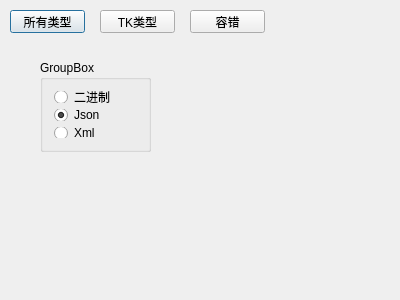
Qt form TestProject/TestSerializeQT/dialog.ui (chenyue0102/mytestchenyue) before a commit.
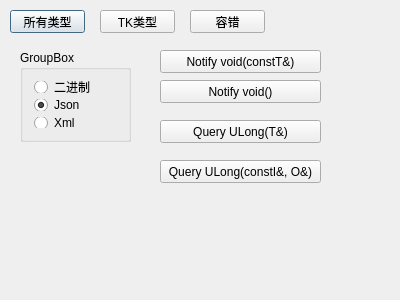
The same form after that commit.

Patch:
```diff
--- a/TestProject/TestSerializeQT/dialog.ui
+++ b/TestProject/TestSerializeQT/dialog.ui
@@ -42,8 +42,8 @@
   <widget class="QGroupBox" name="groupBox">
    <property name="geometry">
     <rect>
-     <x>40</x>
-     <y>60</y>
+     <x>20</x>
+     <y>50</y>
      <width>111</width>
      <height>92</height>
     </rect>
@@ -91,6 +91,58 @@
     <string>容错</string>
    </property>
   </widget>
+  <widget class="QPushButton" name="pushButtonNoitfyVoidT">
+   <property name="geometry">
+    <rect>
+     <x>160</x>
+     <y>50</y>
+     <width>161</width>
+     <height>23</height>
+    </rect>
+   </property>
+   <property name="text">
+    <string>Notify void(constT&amp;&amp;)</string>
+   </property>
+  </widget>
+  <widget class="QPushButton" name="pushButtonNoitfyVoidVoid">
+   <property name="geometry">
+    <rect>
+     <x>160</x>
+     <y>80</y>
+     <width>161</width>
+     <height>23</height>
+    </rect>
+   </property>
+   <property name="text">
+    <string>Notify void()</string>
+   </property>
+  </widget>
+  <widget class="QPushButton" name="pushButtonQueryULongT">
+   <property name="geometry">
+    <rect>
+     <x>160</x>
+     <y>120</y>
+     <width>161</width>
+     <height>23</height>
+    </rect>
+   </property>
+   <property name="text">
+    <string>Query ULong(T&amp;&amp;)</string>
+   </property>
+  </widget>
+  <widget class="QPushButton" name="pushButtonQueryULongIO">
+   <property name="geometry">
+    <rect>
+     <x>160</x>
+     <y>160</y>
+     <width>161</width>
+     <height>23</height>
+    </rect>
+   </property>
+   <property name="text">
+    <string>Query ULong(constI&amp;&amp;, O&amp;&amp;)</string>
+   </property>
+  </widget>
  </widget>
  <layoutdefault spacing="6" margin="11"/>
  <resources/>
```
